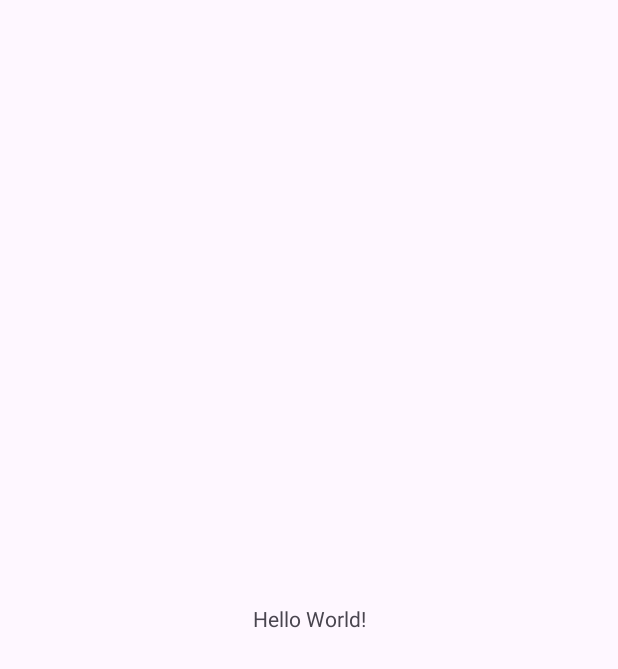
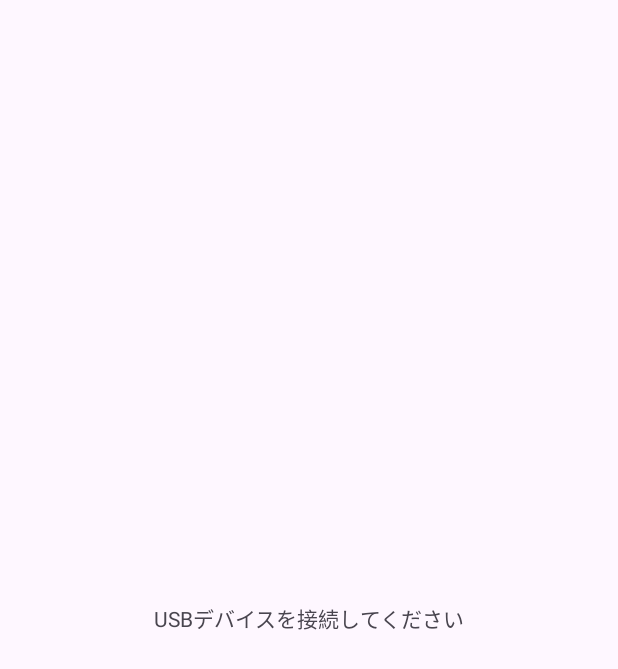
Before and after one commit to MAIGOMAIGO/SimpleAndroidMTP, an Android app: the screen it shows after launch (MainActivity), on a phone screen of 412 x 824 dp. Before the commit the part shown is almost empty. Shown: the top 669 px of the screen. Run offline under Robolectric (Android 15) with nearby library versions, the phone set to English and light mode, and no system bars.

Commit message:
画面分割開始、接続管理画面作成途中

```diff
--- a/app/build.gradle.kts
+++ b/app/build.gradle.kts
@@ -1,6 +1,7 @@
 plugins {
     alias(libs.plugins.android.application)
     alias(libs.plugins.kotlin.android)
+    alias(libs.plugins.androidx.navigation.safeargs.kotlin)
 }
 
 android {
@@ -33,6 +34,9 @@ android {
     kotlinOptions {
         jvmTarget = "11"
     }
+    buildFeatures {
+        viewBinding = true
+    }
 }
 
 dependencies {
@@ -42,4 +46,6 @@ dependencies {
     implementation(libs.material)
     implementation(libs.androidx.activity)
     implementation(libs.androidx.constraintlayout)
+    implementation(libs.androidx.navigation.fragment.ktx)
+    implementation(libs.androidx.navigation.ui.ktx)
 }
--- /dev/null
+++ b/app/src/main/java/com/maigo/simpleandroidmtp/ConnectFragment.kt
@@ -0,0 +1,90 @@
+package com.maigo.simpleandroidmtp
+
+import android.os.Bundle
+import android.view.LayoutInflater
+import android.view.View
+import android.view.ViewGroup
+import androidx.fragment.app.Fragment
+import androidx.fragment.app.activityViewModels
+import androidx.navigation.fragment.findNavController
+import androidx.recyclerview.widget.LinearLayoutManager
+import com.maigo.simpleandroidmtp.databinding.FragmentConnectBinding
+
+/**
+ * 接続管理画面
+ */
+class ConnectFragment : Fragment() {
+    // databinding
+    private var _binding: FragmentConnectBinding? = null
+    private val binding get() = _binding!!
+
+    // ActivityスコープのViewModelを共有
+    private val usbViewModel: UsbViewModel by activityViewModels()
+    private lateinit var deviceListAdapter: DeviceListAdapter
+
+    override fun onCreateView(
+        inflater: LayoutInflater, container: ViewGroup?,
+        savedInstanceState: Bundle?
+    ): View {
+        _binding = FragmentConnectBinding.inflate(inflater, container, false)
+        return binding.root
+    }
+
+    override fun onViewCreated(view: View, savedInstanceState: Bundle?) {
+        super.onViewCreated(view, savedInstanceState)
+
+        // RecyclerViewのアダプターを設定
+        setupRecyclerView()
+
+        // ViewModelの状態を監視
+        observeViewModel()
+    }
+
+    private fun setupRecyclerView() {
+        // アダプターを初期化。リスト項目クリック時の処理を定義
+        deviceListAdapter = DeviceListAdapter { device ->
+            // MainActivityのメソッドを呼び出してパーミッションを要求
+            (activity as? MainActivity)?.requestUsbPermission(device)
+        }
+
+        binding.deviceListRecyclerView.apply {
+            adapter = deviceListAdapter
+            layoutManager = LinearLayoutManager(context)
+        }
+    }
+
+    private fun observeViewModel() {
+        // 接続状態を監視
+        usbViewModel.connectedDevice.observe(viewLifecycleOwner) { device ->
+            if (device != null) {
+                /*
+                 * 接続に成功したらControlFragmentへ遷移
+                 * 遷移後にこのFragmentに戻ってきたときに再度遷移しないように、
+                 * ViewModelの接続済みデバイス情報をクリアする
+                 */
+                usbViewModel.clearConnectedDevice()
+
+                val action = ConnectFragmentDirections.actionConnectFragmentToControlFragment(device.deviceId)
+                findNavController().navigate(action)
+            }
+        }
+
+        // 検出されたデバイスリストを監視
+        usbViewModel.deviceList.observe(viewLifecycleOwner) { devices ->
+            if (devices.isNullOrEmpty()) {
+                binding.noDeviceTextView.visibility = View.VISIBLE
+                binding.deviceListRecyclerView.visibility = View.GONE
+            } else {
+                binding.noDeviceTextView.visibility = View.GONE
+                binding.deviceListRecyclerView.visibility = View.VISIBLE
+                // RecyclerViewのアダプターにリストを渡す
+                deviceListAdapter.submitList(devices)
+            }
+        }
+    }
+
+    override fun onDestroyView() {
+        super.onDestroyView()
+        _binding = null
+    }
+}
--- /dev/null
+++ b/app/src/main/java/com/maigo/simpleandroidmtp/ControlFragment.kt
@@ -0,0 +1,4 @@
+package com.maigo.simpleandroidmtp
+
+class ControlFragment {
+}
--- a/app/src/main/java/com/maigo/simpleandroidmtp/MainActivity.kt
+++ b/app/src/main/java/com/maigo/simpleandroidmtp/MainActivity.kt
@@ -7,40 +7,62 @@ import android.content.Intent
 import android.content.IntentFilter
 import android.hardware.usb.UsbDevice
 import android.hardware.usb.UsbManager
-import android.mtp.MtpDevice
 import android.os.Build
 import android.os.Bundle
-import androidx.activity.enableEdgeToEdge
+import android.util.Log
+import androidx.activity.viewModels
 import androidx.appcompat.app.AppCompatActivity
-import androidx.core.view.ViewCompat
-import androidx.core.view.WindowInsetsCompat
+import com.maigo.simpleandroidmtp.databinding.ActivityMainBinding
 
+/**
+ * MTPで遊ぶためのMainActivity
+ */
 class MainActivity : AppCompatActivity() {
+
     companion object {
         const val TAG = "SimpleAndroidMtp"
         const val ACTION_USB_PERMISSION = "com.maigo.simpleandroidmtp.ACTION_USB_PERMISSION"
     }
 
+    private lateinit var binding: ActivityMainBinding
+    private val usbViewModel: UsbViewModel by viewModels()
+
     private val usbManager by lazy {
         getSystemService(Context.USB_SERVICE) as UsbManager
     }
+    private lateinit var permissionIntent: PendingIntent
 
+    // usb用intent受信用
     private val usbReceiver = object : BroadcastReceiver() {
         override fun onReceive(context: Context?, intent: Intent?) {
             when (intent?.action) {
                 ACTION_USB_PERMISSION -> {
-                    val device = intent.toUsbDevice()
-                    if (intent.getBooleanExtra(UsbManager.EXTRA_PERMISSION_GRANTED, false)) {
-                        device?.let { onUsbDeviceConnected(it) }
+                    synchronized(this) {
+                        val device: UsbDevice? = intent.toUsbDevice()
+                        if (intent.getBooleanExtra(UsbManager.EXTRA_PERMISSION_GRANTED, false)) {
+                            device?.let {
+                                Log.d(TAG, "Permission granted for device. Starting MTP.")
+                                usbViewModel.startMtpDevice(it)
+                            }
+                        } else {
+                            Log.d(TAG, "Permission denied for device $device")
+                        }
                     }
                 }
                 UsbManager.ACTION_USB_DEVICE_ATTACHED -> {
-                    val device = intent.toUsbDevice()
-                    device?.let { requestPermission(it) }
+                    Log.d(TAG, "USB device attached.")
+                    checkForConnectedDevices()
                 }
                 UsbManager.ACTION_USB_DEVICE_DETACHED -> {
-                    val device = intent.toUsbDevice()
-                    // detachedのログ用
+                    Log.d(TAG, "USB device detached.")
+                    // ViewModelに切断を通知
+                    val detachedDevice = intent.toUsbDevice()
+                    detachedDevice?.let { device ->
+                        if (usbViewModel.connectedDevice.value?.deviceId == device.deviceId) {
+                            usbViewModel.closeMtpDevice()
+                        }
+                    }
+                    checkForConnectedDevices()
                 }
             }
         }
@@ -48,80 +70,60 @@ class MainActivity : AppCompatActivity() {
 
     override fun onCreate(savedInstanceState: Bundle?) {
         super.onCreate(savedInstanceState)
-        enableEdgeToEdge()
-        setContentView(R.layout.activity_main)
-        ViewCompat.setOnApplyWindowInsetsListener(findViewById(R.id.main)) { v, insets ->
-            val systemBars = insets.getInsets(WindowInsetsCompat.Type.systemBars())
-            v.setPadding(systemBars.left, systemBars.top, systemBars.right, systemBars.bottom)
-            insets
-        }
+        binding = ActivityMainBinding.inflate(layoutInflater)
+        setContentView(binding.root)
 
-        // filter設定
+        setupUsbReceiver()
+        checkForConnectedDevices()
+    }
+
+    override fun onDestroy() {
+        // ブロードキャスト受信終了
+        unregisterReceiver(usbReceiver)
+        super.onDestroy()
+    }
+
+    /**
+     * usbレシーバーセットアップ
+     */
+    private fun setupUsbReceiver() {
+        permissionIntent = PendingIntent.getBroadcast(
+            this, 0, Intent(ACTION_USB_PERMISSION), PendingIntent.FLAG_IMMUTABLE
+        )
+
+        // フィルター用意
         val filter = IntentFilter().apply {
             addAction(ACTION_USB_PERMISSION)
             addAction(UsbManager.ACTION_USB_DEVICE_ATTACHED)
             addAction(UsbManager.ACTION_USB_DEVICE_DETACHED)
         }
 
-        // USBブロードキャスト登録
         if (Build.VERSION.SDK_INT >= Build.VERSION_CODES.TIRAMISU) {
             registerReceiver(usbReceiver, filter, RECEIVER_EXPORTED)
         } else {
-            @Suppress("UnspecifiedRegisterReceiverFlag") // 旧バージョン向けの処理のため警告を抑制
+            @Suppress("UnspecifiedRegisterReceiverFlag")
             registerReceiver(usbReceiver, filter)
         }
-
-        // 起動時に接続済みデバイス確認
-        checkConnectedDevices(intent)
-    }
-
-    override fun onDestroy() {
-        super.onDestroy()
-        unregisterReceiver(usbReceiver)
-    }
-
-    override fun onNewIntent(intent: Intent) {
-        super.onNewIntent(intent)
-        // USBデバイス接続でアプリが起動した場合にも対応
-        checkConnectedDevices(intent)
     }
 
     /**
-     * 接続しているusbDevice検索
+     * 接続済みusbDeviceを確認
      */
-    private fun checkConnectedDevices(intent: Intent) {
-        val device = intent.toUsbDevice()
-        if (device != null) {
-            requestPermission(device)
-        } else {
-            // 既に接続されているデバイス一覧を確認
-            usbManager.deviceList.values.forEach { requestPermission(it) }
+    private fun checkForConnectedDevices() {
+        val deviceList = usbManager.deviceList.values.toList()
+        usbViewModel.updateDeviceList(deviceList)
+
+        // パーミッション済みのデバイスがあれば接続試行
+        deviceList.find { usbManager.hasPermission(it) }?.let {
+            usbViewModel.startMtpDevice(it)
         }
     }
 
     /**
      * usbDeviceの個別なパーミッションを取得
      */
-    private fun requestPermission(device: UsbDevice) {
-        if (!usbManager.hasPermission(device)) {
-            val permissionIntent = PendingIntent.getBroadcast(
-                this, 0, Intent(ACTION_USB_PERMISSION), PendingIntent.FLAG_IMMUTABLE
-            )
-            usbManager.requestPermission(device, permissionIntent)
-        } else {
-            onUsbDeviceConnected(device)
-        }
-    }
-
-    /**
-     * usbDeviceと接続した後の処理
-     * TODO: mtpDeviceの処理に繋げる予定
-     * @param device 接続できそうな[UsbDevice]
-     */
-    private fun onUsbDeviceConnected(device: UsbDevice) {
-         val mtpDevice = MtpDevice(device)
-         val connection = usbManager.openDevice(device)
-         mtpDevice.open(connection)
+    fun requestUsbPermission(device: UsbDevice) {
+        usbManager.requestPermission(device, permissionIntent)
     }
 
     /**
--- /dev/null
+++ b/app/src/main/java/com/maigo/simpleandroidmtp/UsbViewModel.kt
@@ -0,0 +1,71 @@
+package com.maigo.simpleandroidmtp
+
+import android.hardware.usb.UsbDevice
+import android.hardware.usb.UsbManager
+import android.mtp.MtpDevice
+import androidx.lifecycle.LiveData
+import androidx.lifecycle.MutableLiveData
+import androidx.lifecycle.ViewModel
+
+/**
+ * Usb情報用ViewModel
+ */
+class UsbViewModel : ViewModel() {
+
+    // 検出されたUSBデバイスのリスト
+    private val _deviceList = MutableLiveData<List<UsbDevice>>()
+    val deviceList: LiveData<List<UsbDevice>> = _deviceList
+
+    // MTP接続が確立したデバイス
+    private val _connectedDevice = MutableLiveData<MtpDevice?>()
+    val connectedDevice: LiveData<MtpDevice?> = _connectedDevice
+
+    private var usbManager: UsbManager? = null
+
+    /**
+     * UsbManager設置処理
+     */
+    fun setUsbManager(usbManager: UsbManager?) {
+        this.usbManager = usbManager
+    }
+
+    /**
+     * 検出されたUSBデバイスのリストを更新する
+     */
+    fun updateDeviceList(devices: List<UsbDevice>) {
+        _deviceList.value = devices
+    }
+
+    /**
+     * MTPデバイスとの接続を開始する
+     */
+    fun startMtpDevice(usbDevice: UsbDevice) {
+        val mtpDevice = MtpDevice(usbDevice)
+        val usbConnection = usbManager?.openDevice(usbDevice)
+        if (usbConnection == null) {
+            // TODO: 接続失敗時のエラーハンドリング
+        } else {
+            if (mtpDevice.open(usbConnection)) {
+                _connectedDevice.value = mtpDevice
+            } else {
+                // TODO: 接続失敗時のエラーハンドリング
+            }
+        }
+    }
+
+    /**
+     * 接続済みデバイスの情報をクリアする。
+     * 画面遷移の完了後に呼び出すことで、意図しない再遷移を防ぐ。
+     */
+    fun clearConnectedDevice() {
+        _connectedDevice.value = null
+    }
+
+    /**
+     * MTPデバイスとの接続を終了する
+     */
+    fun closeMtpDevice() {
+        _connectedDevice.value?.close()
+        _connectedDevice.value = null
+    }
+}
--- a/app/src/main/res/layout/activity_main.xml
+++ b/app/src/main/res/layout/activity_main.xml
@@ -7,13 +7,17 @@
     android:layout_height="match_parent"
     tools:context=".MainActivity">
 
-    <TextView
-        android:layout_width="wrap_content"
-        android:layout_height="wrap_content"
-        android:text="Hello World!"
+    <!-- Fragmentを表示するためのコンテナ -->
+    <androidx.fragment.app.FragmentContainerView
+        android:id="@+id/nav_host_fragment"
+        android:name="androidx.navigation.fragment.NavHostFragment"
+        android:layout_width="0dp"
+        android:layout_height="0dp"
+        app:defaultNavHost="true"
         app:layout_constraintBottom_toBottomOf="parent"
         app:layout_constraintEnd_toEndOf="parent"
         app:layout_constraintStart_toStartOf="parent"
-        app:layout_constraintTop_toTopOf="parent" />
+        app:layout_constraintTop_toTopOf="parent"
+        app:navGraph="@navigation/nav_graph" />
 
 </androidx.constraintlayout.widget.ConstraintLayout>
--- /dev/null
+++ b/app/src/main/res/layout/fragment_connect.xml
@@ -0,0 +1,33 @@
+<?xml version="1.0" encoding="utf-8"?>
+<androidx.constraintlayout.widget.ConstraintLayout xmlns:android="http://schemas.android.com/apk/res/android"
+    xmlns:app="http://schemas.android.com/apk/res-auto"
+    xmlns:tools="http://schemas.android.com/tools"
+    android:layout_width="match_parent"
+    android:layout_height="match_parent"
+    tools:context=".ConnectFragment">
+
+    <!-- 接続済みデバイスのリストを表示 -->
+    <androidx.recyclerview.widget.RecyclerView
+        android:id="@+id/device_list_recycler_view"
+        android:layout_width="0dp"
+        android:layout_height="0dp"
+        app:layout_constraintBottom_toBottomOf="parent"
+        app:layout_constraintEnd_toEndOf="parent"
+        app:layout_constraintStart_toStartOf="parent"
+        app:layout_constraintTop_toTopOf="parent"
+        tools:listitem="@android:layout/simple_list_item_1" />
+
+    <!-- デバイスがない場合に表示するメッセージ -->
+    <TextView
+        android:id="@+id/no_device_text_view"
+        android:layout_width="wrap_content"
+        android:layout_height="wrap_content"
+        android:text="@string/request_connect_usb_device"
+        android:visibility="gone"
+        app:layout_constraintBottom_toBottomOf="parent"
+        app:layout_constraintEnd_toEndOf="parent"
+        app:layout_constraintStart_toStartOf="parent"
+        app:layout_constraintTop_toTopOf="parent"
+        tools:visibility="visible" />
+
+</androidx.constraintlayout.widget.ConstraintLayout>
--- /dev/null
+++ b/app/src/main/res/navigation/nav_graph.xml
@@ -0,0 +1,30 @@
+<?xml version="1.0" encoding="utf-8"?>
+<navigation xmlns:android="http://schemas.android.com/apk/res/android"
+    xmlns:app="http://schemas.android.com/apk/res-auto"
+    xmlns:tools="http://schemas.android.com/tools"
+    android:id="@+id/nav_graph"
+    app:startDestination="@id/connectFragment">
+
+    <!-- 接続管理画面 -->
+    <fragment
+        android:id="@+id/connectFragment"
+        android:name="com.maigo.simpleandroidmtp.ConnectFragment"
+        android:label="fragment_connect"
+        tools:layout="@layout/fragment_connect" >
+        <action
+            android:id="@+id/action_connectFragment_to_controlFragment"
+            app:destination="@id/controlFragment" />
+    </fragment>
+
+    <!-- デバイス操作画面 -->
+    <fragment
+        android:id="@+id/controlFragment"
+        android:name="com.maigo.simpleandroidmtp.ControlFragment"
+        android:label="fragment_control"
+        tools:layout="@layout/fragment_control" >
+        <argument
+            android:name="deviceId"
+            app:argType="integer" />
+    </fragment>
+
+</navigation>
--- a/app/src/main/res/values/strings.xml
+++ b/app/src/main/res/values/strings.xml
@@ -1,3 +1,4 @@
 <resources>
     <string name="app_name">SimpleAndroidMTP</string>
+    <string name="request_connect_usb_device">USBデバイスを接続してください</string>
 </resources>
--- a/build.gradle.kts
+++ b/build.gradle.kts
@@ -2,4 +2,5 @@
 plugins {
     alias(libs.plugins.android.application) apply false
     alias(libs.plugins.kotlin.android) apply false
+    alias(libs.plugins.androidx.navigation.safeargs.kotlin) apply false
 }
```
Also changed, not shown: app/src/main/java/com/maigo/simpleandroidmtp/DeviceListAdapter.kt (added, +51 -0 lines), app/src/main/res/layout/fragment_control.xml (added, +9 -0 lines), app/src/main/res/layout/list_item_device.xml (added, +25 -0 lines), gradle/libs.versions.toml (+6 -8 lines), gradle/wrapper/gradle-wrapper.properties.
